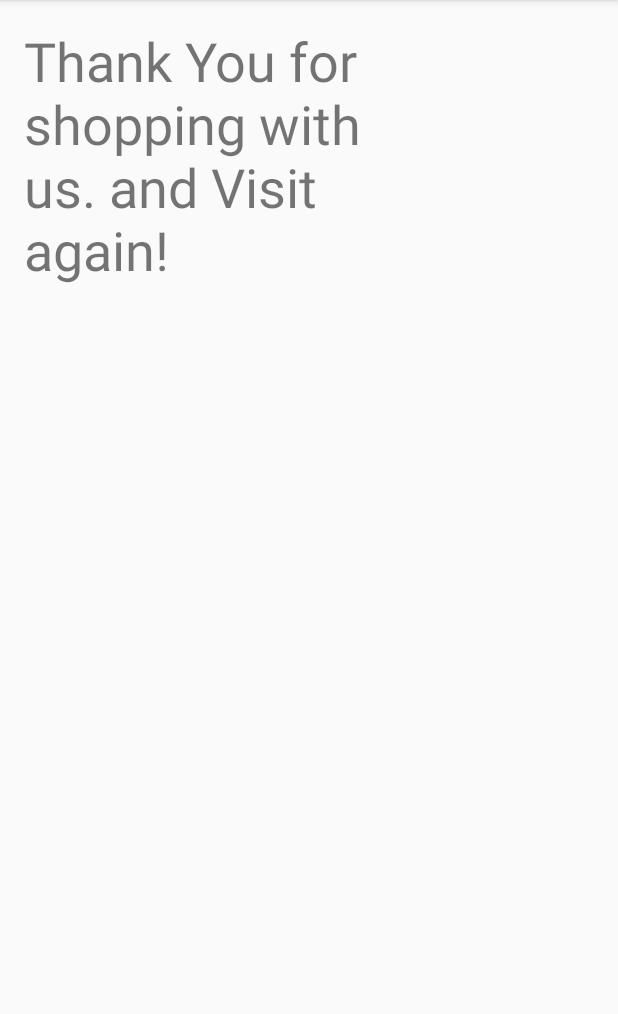
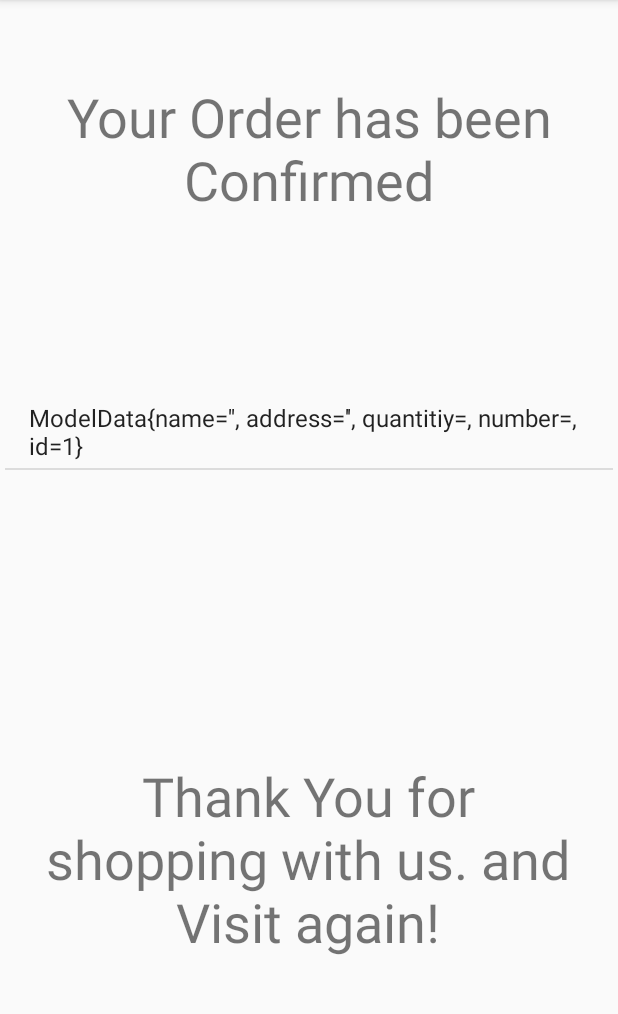
Before and after one commit to Dinesh11112/BeerStore, an Android app: the CheckoutActivity screen opened directly, with no data from a screen before it, after a tap on "SUBMIT", on a phone screen of 412 x 824 dp, the part 84-1098 px from its top. Run offline under Robolectric (Android 15) with nearby library versions, the phone set to English and light mode, and no system bars; our stand-ins replace Firebase (no records; nobody signed in at launch, a user with empty details on screens opened directly).

Commit message:
functionality completion
done with create, delete sql database connection

```diff
--- a/app/src/main/java/com/example/beerstore/CheckoutActivity.java
+++ b/app/src/main/java/com/example/beerstore/CheckoutActivity.java
@@ -2,6 +2,7 @@ package com.example.beerstore;
 
 import android.app.Activity;
 import android.content.Intent;
+import android.content.SharedPreferences;
 import android.os.Bundle;
 import android.view.View;
 import android.widget.Button;
@@ -10,21 +11,31 @@ import android.widget.TextView;
 import android.widget.Toast;
 
 import androidx.appcompat.app.AppCompatActivity;
+
+import com.google.firebase.auth.FirebaseAuth;
+import com.google.firebase.auth.FirebaseUser;
+
 public class CheckoutActivity extends AppCompatActivity {
     Button btnSubmit,btnback;
     private TextView name;
     private EditText address;
     private EditText quantitiy,number;
+    SharedPreferences pref;
     protected void onCreate(Bundle savedInstanceState) {
         super.onCreate(savedInstanceState);
         setContentView(R.layout.checkout_activity);
+        SignIn sign = new SignIn();
+
         btnSubmit = findViewById(R.id.btnsubmit);
         btnback = findViewById(R.id.btnback);
         name = findViewById(R.id.name);
         address = findViewById(R.id.address);
         number = findViewById(R.id.number);
         quantitiy = findViewById(R.id.quantity);
-
+        FirebaseUser user = FirebaseAuth.getInstance().getCurrentUser();
+        if (user != null) {
+            name.setText(user.getEmail());
+        }
         btnSubmit.setOnClickListener(new View.OnClickListener() {
             @Override
             public void onClick(View v) {
--- a/app/src/main/java/com/example/beerstore/DataHelper.java
+++ b/app/src/main/java/com/example/beerstore/DataHelper.java
@@ -31,6 +31,7 @@ public class DataHelper extends SQLiteOpenHelper {
     }
     public boolean addOne(ModelData data){
         SQLiteDatabase db = this.getWritableDatabase();
+
         ContentValues cv =  new ContentValues();
         cv.put(cln_NAME, data.getName());
         cv.put(cln_ADDRESS, data.getAddress());
--- a/app/src/main/java/com/example/beerstore/ModelData.java
+++ b/app/src/main/java/com/example/beerstore/ModelData.java
@@ -11,6 +11,9 @@ public class ModelData {
         this.quantitiy = quantitiy;
         this.number = number;
         this.id = id;
+    }
+
+    public ModelData() {
     }
 
     @Override
--- a/app/src/main/java/com/example/beerstore/Thankyou.java
+++ b/app/src/main/java/com/example/beerstore/Thankyou.java
@@ -1,12 +1,78 @@
 package com.example.beerstore;
 
+import android.database.Cursor;
+import android.database.sqlite.SQLiteDatabase;
+import android.database.sqlite.SQLiteOpenHelper;
+
 import android.os.Bundle;
+import android.view.Display;
+import android.view.View;
+import android.widget.AdapterView;
+import android.widget.ArrayAdapter;
+import android.widget.ListView;
+import android.widget.Toast;
 
 import androidx.appcompat.app.AppCompatActivity;
+import androidx.recyclerview.widget.RecyclerView;
 
-    public class Thankyou extends AppCompatActivity {
+import java.util.ArrayList;
+import java.util.List;
+
+
+public class Thankyou extends AppCompatActivity {
     protected void onCreate(Bundle savedInstanceState) {
         super.onCreate(savedInstanceState);
         setContentView(R.layout.thank_you);
+        ListView listView = findViewById(R.id.listData);
+        List<ModelData> data = getAll();
+        ArrayAdapter CustomerAdapter = new ArrayAdapter<ModelData>(Thankyou.this,android.R.layout.simple_list_item_1,data);
+        listView.setAdapter(CustomerAdapter);
+        Toast.makeText(this, data.toString(), Toast.LENGTH_SHORT).show();
+
+        listView.setOnItemClickListener(new AdapterView.OnItemClickListener() {
+            @Override
+            public void onItemClick(AdapterView<?> parent, View view, int position, long id) {
+                ModelData data = (ModelData) parent.getItemAtPosition(position);
+                DeleteOne(data);
+                List<ModelData> edata = getAll();
+                ArrayAdapter CustomerAdapter = new ArrayAdapter<ModelData>(Thankyou.this,android.R.layout.simple_list_item_1,edata);
+                ListView listView = findViewById(R.id.listData);
+                listView.setAdapter(CustomerAdapter);
+            }
+        });
+    }
+
+
+    public boolean DeleteOne(ModelData data){
+        DataHelper DH = new DataHelper(this);
+        SQLiteDatabase db = DH.getWritableDatabase();
+        String query =  "DELETE FROM CUSTOMER_TABLE WHERE ID = "+ data.getId();
+        Cursor cursor = db.rawQuery(query, null);
+        if(cursor.moveToFirst())
+            return true;
+        else
+            return false;
+    }
+
+    public List<ModelData> getAll(){
+        List<ModelData> returnList = new ArrayList<>();
+        DataHelper DH = new DataHelper(this);
+        String query = "SELECT * FROM CUSTOMER_TABLE";
+        SQLiteDatabase db = DH.getReadableDatabase();
+        Cursor cursor = db.rawQuery(query,null);
+        if(cursor.moveToFirst()){
+            do{
+                int Cid = cursor.getInt(0);
+                String CName = cursor.getString(1);
+                String CAddress = cursor.getString(2);
+                String CNumber = cursor.getString(3);
+                String CQuantity = cursor.getString(4);
+                ModelData data = new ModelData(CName,CAddress,CQuantity,CNumber,Cid);
+                returnList.add(data);
+            }while(cursor.moveToNext());
+        }
+        db.close();
+        cursor.close();
+        return returnList;
     }
 }
--- a/app/src/main/res/layout/checkout_activity.xml
+++ b/app/src/main/res/layout/checkout_activity.xml
@@ -44,10 +44,10 @@
 
     <TextView
         android:id="@+id/name"
-        android:layout_width="257dp"
-        android:layout_height="60dp"
+        android:layout_width="392dp"
+        android:layout_height="51dp"
         android:text="CheckOut"
-        android:textSize="30sp"
+        android:textSize="20sp"
         app:layout_constraintBottom_toBottomOf="parent"
         app:layout_constraintEnd_toEndOf="parent"
         app:layout_constraintHorizontal_bias="0.051"
--- a/app/src/main/res/layout/thank_you.xml
+++ b/app/src/main/res/layout/thank_you.xml
@@ -4,14 +4,43 @@
     xmlns:tools="http://schemas.android.com/tools"
     android:layout_width="match_parent"
     android:layout_height="match_parent">
+
     <TextView
         android:id="@+id/textView3"
-        android:layout_width="235dp"
-        android:layout_height="188dp"
-        android:layout_marginStart="16dp"
-        android:layout_marginTop="16dp"
+        android:layout_width="374dp"
+        android:layout_height="146dp"
+        android:gravity="center"
         android:text="Thank You for shopping with us. and Visit again!"
         android:textSize="36sp"
+        app:layout_constraintBottom_toBottomOf="parent"
+        app:layout_constraintEnd_toEndOf="parent"
+        app:layout_constraintHorizontal_bias="0.486"
         app:layout_constraintStart_toStartOf="parent"
-        app:layout_constraintTop_toTopOf="parent" />
+        app:layout_constraintTop_toTopOf="parent"
+        app:layout_constraintVertical_bias="0.803" />
+
+    <TextView
+        android:id="@+id/textView"
+        android:layout_width="wrap_content"
+        android:layout_height="wrap_content"
+        android:gravity="center"
+        android:text="Your Order has been Confirmed"
+        android:textSize="36sp"
+        app:layout_constraintBottom_toBottomOf="parent"
+        app:layout_constraintEnd_toEndOf="parent"
+        app:layout_constraintHorizontal_bias="1.0"
+        app:layout_constraintStart_toStartOf="parent"
+        app:layout_constraintTop_toTopOf="parent"
+        app:layout_constraintVertical_bias="0.079" />
+
+    <ListView
+        android:id="@+id/listData"
+        android:layout_width="405dp"
+        android:layout_height="263dp"
+        app:layout_constraintBottom_toBottomOf="parent"
+        app:layout_constraintEnd_toEndOf="parent"
+        app:layout_constraintStart_toStartOf="parent"
+        app:layout_constraintTop_toTopOf="parent"
+        app:layout_constraintVertical_bias="0.523" />
+
 </androidx.constraintlayout.widget.ConstraintLayout>
```
Also changed, not shown: app/src/main/java/com/example/beerstore/ShopActivity.java (+11 -1 lines), app/src/main/java/com/example/beerstore/SignIn.java (+7 -4 lines), app/src/main/res/layout/item_list.xml (+7 -0 lines).
